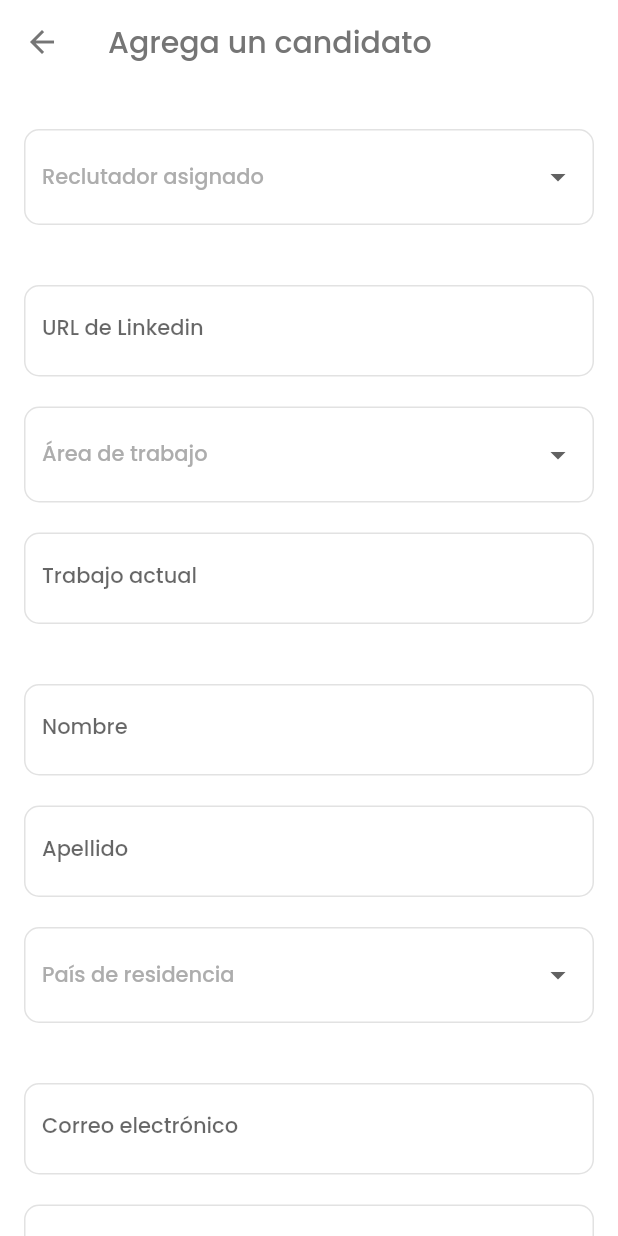
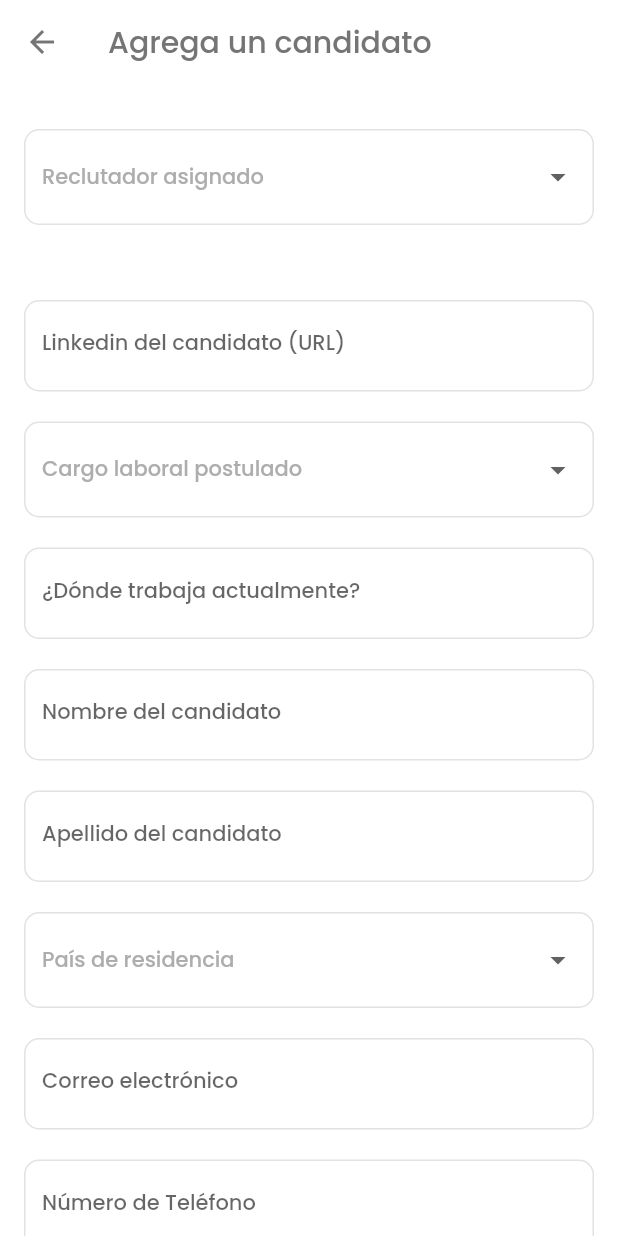
Before and after one commit to golomanos/RRHHassistant, a Flutter app: the AddCandidatePage screen opened by its route, on a phone screen of 412 x 824 dp. Run offline on Flutter 3.47's test engine with Material 2 defaults, Android fonts, the phone set to English and light mode, and no system bars; our stand-ins replace google_fonts, sqflite; accounts and stored records are empty.

Commit message:
Adding text changes on add view and validation on feedback view

```diff
--- a/lib/src/pages/add_candidate.dart
+++ b/lib/src/pages/add_candidate.dart
@@ -81,25 +81,25 @@ class _AddCandidatePageState extends State<AddCandidatePage> {
                   Column(
                     children: [
                       _createRecruiter(),
-                      SizedBox(height: 40.0),
+                      SizedBox(height: 50.0),
                       _linkedInUrl(),
                       SizedBox(height: 20.0),
                       _jobSeat(),
                       SizedBox(height: 20.0),
                       _company(),
-                      SizedBox(height: 40.0),
+                      SizedBox(height: 20.0),
                       _createName(),
                       SizedBox(height: 20.0),
                       _createLastName(),
                       SizedBox(height: 20.0),
                       _country(),
-                      SizedBox(height: 40.0),
+                      SizedBox(height: 20.0),
                       _createEmail(),
                       SizedBox(height: 20.0),
                       _createPhone(),
                       SizedBox(height: 20.0),
                       _englishLevelDropDown(),
-                      SizedBox(height: 40.0),
+                      SizedBox(height: 20.0),
                       _createSkills(),
                       SizedBox(height: 20.0),
                       _submitButton()
@@ -170,8 +170,8 @@ class _AddCandidatePageState extends State<AddCandidatePage> {
               borderRadius: BorderRadius.circular(10.0),
               borderSide: BorderSide(color: Color.fromRGBO(226, 226, 226, 1))),
           border: OutlineInputBorder(borderRadius: BorderRadius.circular(10.0)),
-          hintText: "Nombre",
-          labelText: 'Nombre'),
+          hintText: "Nombre del candidato",
+          labelText: 'Nombre del candidato'),
       onChanged: (value) {
         setState(() {
           _name = value;
@@ -206,8 +206,8 @@ class _AddCandidatePageState extends State<AddCandidatePage> {
               borderRadius: BorderRadius.circular(10.0),
               borderSide: BorderSide(color: Color.fromRGBO(226, 226, 226, 1))),
           border: OutlineInputBorder(borderRadius: BorderRadius.circular(10.0)),
-          hintText: "Apellido",
-          labelText: 'Apellido'),
+          hintText: "Apellido del candidato",
+          labelText: 'Apellido del candidato'),
       onChanged: (value) {
         setState(() {
           _lastname = value;
@@ -320,8 +320,8 @@ class _AddCandidatePageState extends State<AddCandidatePage> {
               borderRadius: BorderRadius.circular(10.0),
               borderSide: BorderSide(color: Color.fromRGBO(226, 226, 226, 1))),
           border: OutlineInputBorder(borderRadius: BorderRadius.circular(10.0)),
-          hintText: "URL de Linkedin",
-          labelText: 'URL de Linkedin'),
+          hintText: "Linkedin del candidato (URL)",
+          labelText: 'Linkedin del candidato (URL)'),
       onChanged: (value) {
         setState(() {
           _linkedIn = value;
@@ -388,8 +388,8 @@ class _AddCandidatePageState extends State<AddCandidatePage> {
             borderRadius: BorderRadius.circular(10.0),
             borderSide: BorderSide(color: Color.fromRGBO(226, 226, 226, 1))),
         border: OutlineInputBorder(borderRadius: BorderRadius.circular(10.0)),
-        hintText: 'Trabajo actual',
-        labelText: 'Trabajo actual',
+        hintText: '¿Dónde trabaja actualmente?',
+        labelText: '¿Dónde trabaja actualmente?',
       ),
       onChanged: (value) {
         setState(() {
@@ -490,7 +490,7 @@ class _AddCandidatePageState extends State<AddCandidatePage> {
           border: OutlineInputBorder(borderRadius: BorderRadius.circular(10.0)),
         ),
         hint: Text(
-          'Área de trabajo',
+          'Cargo laboral postulado',
           style: _hintText,
         ),
         icon: Icon(Icons.arrow_drop_down),
```
Also changed, not shown: lib/src/pages/technical_feedback.dart (+84 -39 lines).
